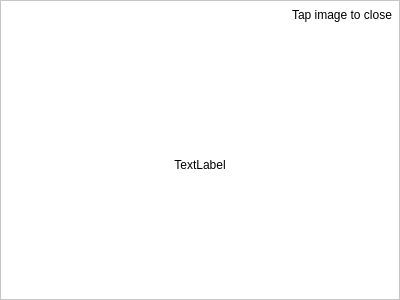
Old version of the form src/roam/ui/ui_imageviewer.ui in the repository roam-qgis/Roam.
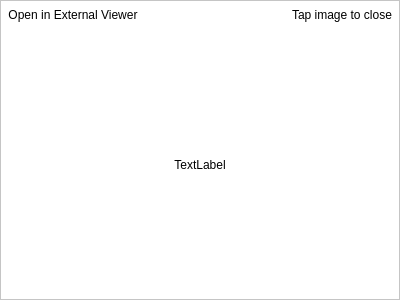
New version of the form. Icons and pictures are not drawn.

Commit message: Fix #135 - Add button to open in external viewer

```diff
--- a/src/roam/ui/ui_imageviewer.ui
+++ b/src/roam/ui/ui_imageviewer.ui
@@ -46,6 +46,31 @@
         <property name="sizeConstraint">
          <enum>QLayout::SetDefaultConstraint</enum>
         </property>
+        <item>
+         <widget class="QToolButton" name="btnOpenImage">
+          <property name="sizePolicy">
+           <sizepolicy hsizetype="Fixed" vsizetype="Minimum">
+            <horstretch>0</horstretch>
+            <verstretch>0</verstretch>
+           </sizepolicy>
+          </property>
+          <property name="text">
+           <string>Open in External Viewer</string>
+          </property>
+          <property name="iconSize">
+           <size>
+            <width>32</width>
+            <height>32</height>
+           </size>
+          </property>
+          <property name="toolButtonStyle">
+           <enum>Qt::ToolButtonTextUnderIcon</enum>
+          </property>
+          <property name="autoRaise">
+           <bool>true</bool>
+          </property>
+         </widget>
+        </item>
         <item>
          <spacer name="horizontalSpacer">
           <property name="orientation">
```
Left out of the diff: 2 changed lines with no effect on the pictures. The commit also changes 1 other file.
